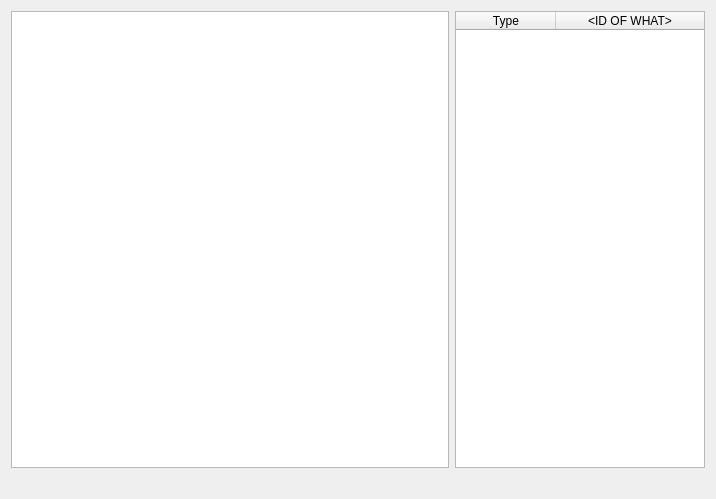
Above: yatel/uis/ChargeFrame.ui from leliel12/yatel before the change. Below: the same form after it.
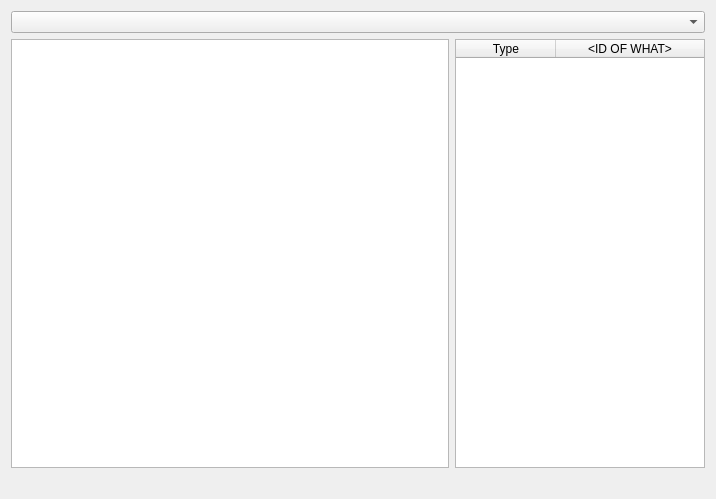
That is the form after the change.

Commit message: added encoding conbo to ui

```diff
--- a/yatel/uis/ChargeFrame.ui
+++ b/yatel/uis/ChargeFrame.ui
@@ -32,9 +32,9 @@
    <enum>QFrame::Raised</enum>
   </property>
   <layout class="QVBoxLayout" name="verticalLayout">
-   <property name="sizeConstraint">
-    <enum>QLayout::SetNoConstraint</enum>
-   </property>
+   <item>
+    <widget class="QComboBox" name="comboBoxEncodings"/>
+   </item>
    <item>
     <layout class="QHBoxLayout" name="horizontalLayout">
      <item>
```
